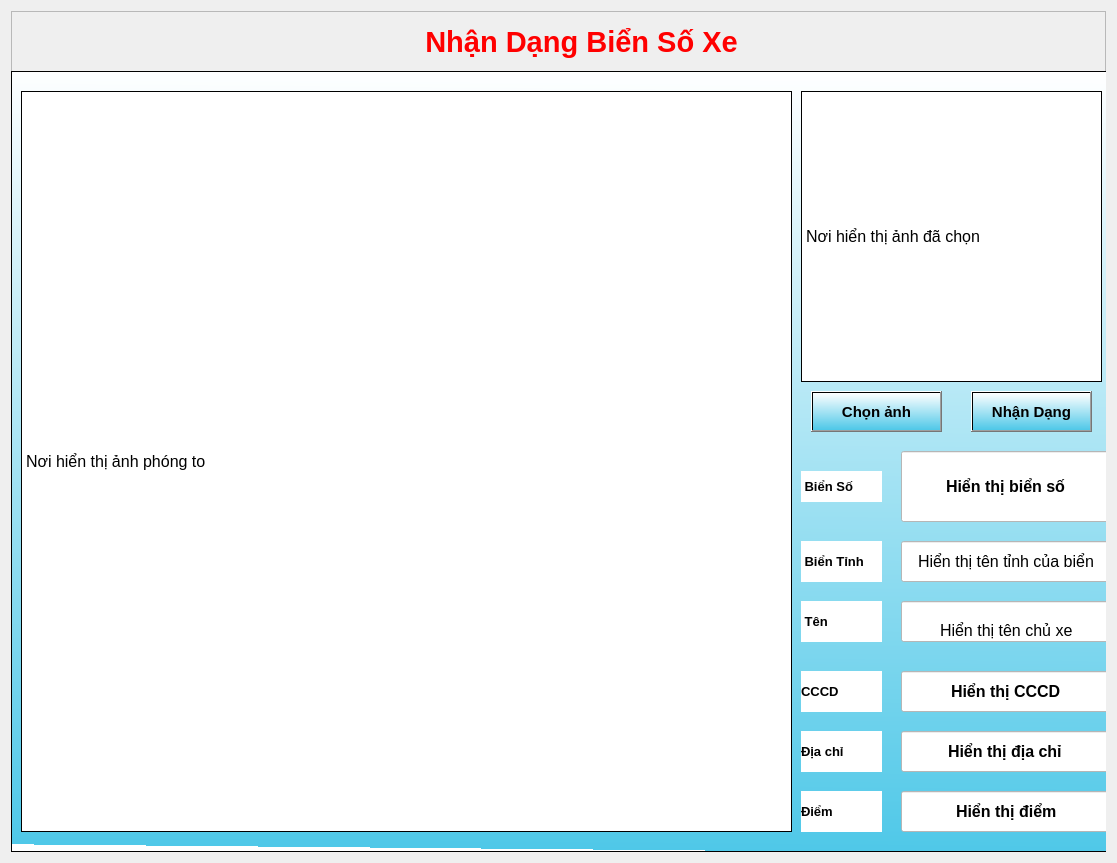
First picture: the form in license_layout.ui, repository Dungpt24/DATN, before the edit.
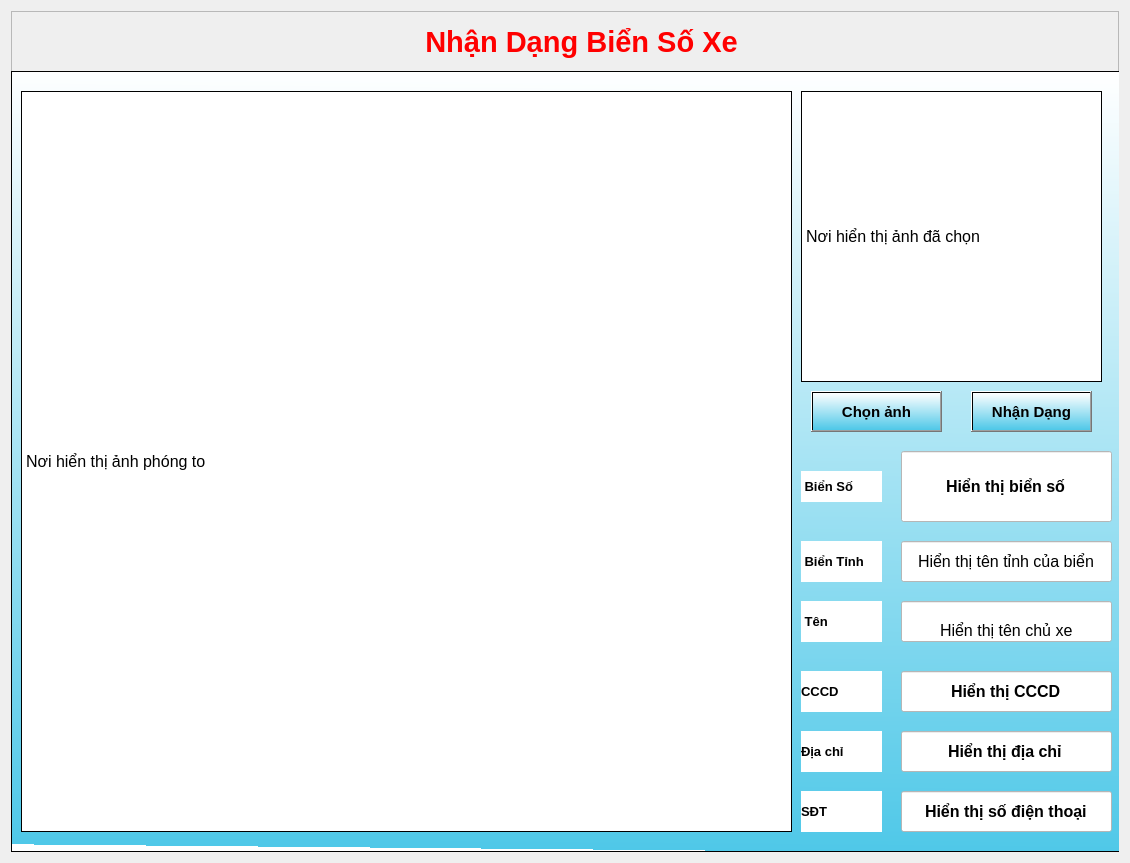
Second picture: the form after the edit.

```diff
--- a/license_layout.ui
+++ b/license_layout.ui
@@ -6,7 +6,7 @@
    <rect>
     <x>0</x>
     <y>0</y>
-    <width>1117</width>
+    <width>1130</width>
     <height>863</height>
    </rect>
   </property>
@@ -55,7 +55,7 @@
        <rect>
         <x>0</x>
         <y>60</y>
-        <width>1101</width>
+        <width>1111</width>
         <height>781</height>
        </rect>
       </property>
@@ -447,7 +447,7 @@
         <string notr="true">background-color: rgb(255, 255, 255);</string>
        </property>
        <property name="text">
-        <string>Điểm</string>
+        <string>SĐT</string>
        </property>
       </widget>
       <widget class="QLineEdit" name="let_score">
@@ -472,7 +472,7 @@
 font-size:16px</string>
        </property>
        <property name="text">
-        <string>Hiển thị điểm</string>
+        <string>Hiển thị số điện thoại</string>
        </property>
        <property name="alignment">
         <set>Qt::AlignCenter</set>
```
